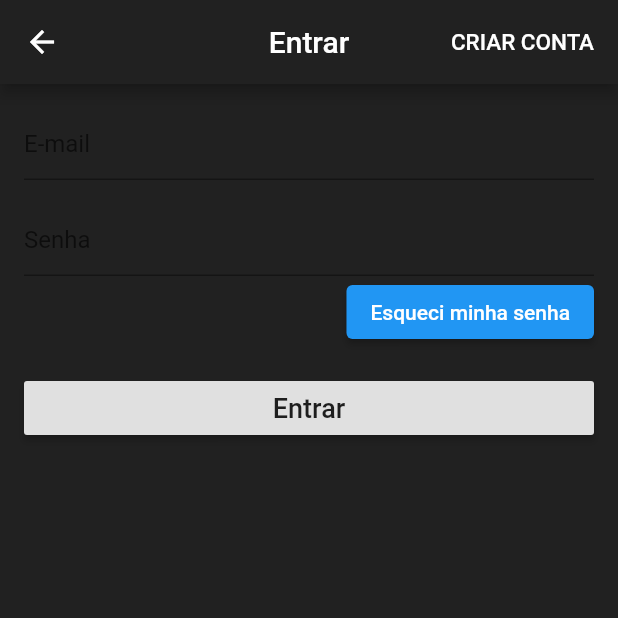
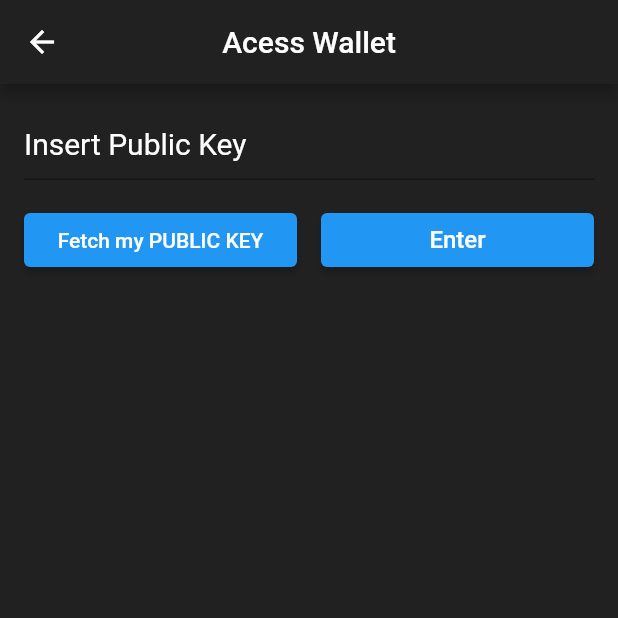
Before and after one commit to mataide/acs-nft-viewer, a Flutter app: the Login screen opened directly, on a phone screen of 412 x 824 dp, the top half of it. Run offline on Flutter 3.47's test engine with Material 2 defaults, Android fonts, the phone set to English and light mode, and no system bars; our stand-ins replace cached_network_image, carousel_slider, flutter_cache_manager, fluttertoast, font_awesome_flutter, permission_handler and 4 more; missing offline and left inert: image_downloader; accounts and stored records are empty; network calls fail.

Commit message:
Abrindo o metamask para buscar a public key.

```diff
--- a/lib/ui/views/login.dart
+++ b/lib/ui/views/login.dart
@@ -20,8 +20,7 @@ class Login extends StatefulWidget {
 class _LoginState extends State<Login> {
 
   final dbHelper = DatabaseHelper.instance;
-  final _passCrontollers = TextEditingController();
-  final _emailCrontollers = TextEditingController();
+  final _keyCrontollers = TextEditingController();
   final _scaffoldKey = GlobalKey<ScaffoldState>();
   BuildContext? _ctx;
   bool _isLoading = false;
@@ -37,25 +36,9 @@ class _LoginState extends State<Login> {
       backgroundColor: state.primaryColor,
       key: _scaffoldKey,
       appBar: AppBar(
-        title: Text("Entrar"),
+        title: Text("Acess Wallet"),
         backgroundColor: state.primaryColor,
         centerTitle: true,
-        actions: [
-          FlatButton(
-            onPressed: () {
-              Navigator.of(context).pushReplacement(
-                MaterialPageRoute(builder: (context) => SignUp()),
-              );
-            },
-            child: Text(
-              "CRIAR CONTA",
-              style: TextStyle(
-                  fontSize: 15.0
-              ),
-            ),
-            textColor: Colors.white,
-          )
-        ],
       ),
       body: Form( //FORM é para validar os campos
         key: _formKey,
@@ -63,65 +46,55 @@ class _LoginState extends State<Login> {
           padding: EdgeInsets.all(16.0),
           children: [
             TextFormField(
-              controller: _emailCrontollers,
+              controller: _keyCrontollers,
               style: TextStyle(color: Colors.white),
               decoration: InputDecoration(
-                  hintText: "E-mail",
+                  hintText: "Insert Public Key",
+                hintStyle: TextStyle(fontSize: 20.0,color: Colors.white),
               ),
-              keyboardType: TextInputType.emailAddress,
               validator: (text) {
-                if (text!.isEmpty || text.length < 6)
-                  return "E-mail inválido!"; //se texto vazio OU não contem arroba
+                if (text!.isEmpty || text.length < 15)
+                  return "Invalid Public Key!"; //
               },
             ),
             SizedBox(height: 16.0),
-            TextFormField(
-              controller: _passCrontollers,
-              style: TextStyle(color: Colors.white),
-              decoration: InputDecoration(
-                  hintText: "Senha"
-              ),
-              obscureText: true,
-              //PARA NÃO MOSTRAR A SENHA
-              validator: (text) {
-                if (text!.isEmpty || text.length < 6) return "Senha inválida!";
+          Container(
+              child: Row(
+                  mainAxisAlignment: MainAxisAlignment.center,
+                  children:<Widget>[
+                    Expanded(
+              child: ElevatedButton(
+                    onPressed: () {
+                        openMetaMesk();
                     },
-              keyboardType: TextInputType.number,
-            ),
-            Align(
-              alignment: Alignment.centerRight,
-              child: ElevatedButton(
-
-                onPressed: () {
-                  //CRIAR RECUPERAÇÃO DA SENHA
-                },
-                child: Text("Esqueci minha senha",
-                    textAlign: TextAlign.right),
+                    child: Text("Fetch my PUBLIC KEY",
+                     textAlign: TextAlign.right,),
                     ),
                 ),
-            SizedBox(height: 16.0,),
-            //ElevatedButton(
-            RaisedButton(
+                  SizedBox(width: 16.0,),
+                    Expanded(
+                        child: ElevatedButton(
+                          onPressed: () {
+                            if (_keyCrontollers != null) {
+                              var texto = _keyCrontollers;
+                              print(texto);
+                            }
+                            else {
 
-              onPressed: () {
-                ()=>Home;
+                            }
+
                           },
-              child: Text("Entrar",
-                style: TextStyle(fontSize: 18.0),
+                          child: Text("Enter",
+                            style: TextStyle(fontSize: 16.0),),
             ),
-
     )
             ],
         ),
       ),
-
+        ]
+    )
+    )
     );
   }
- /* void rawQuery() async {
-    final queryResult = await dbHelper.rawQuery('query', null);
-    print('Consulta todas as linhas:');
-    //todasLinhas.forEach((row) => print(row));
-    queryResult.forEach((row) => print(row));
-    setState(() {});
-  }*/
+
 }
--- a/pubspec.yaml
+++ b/pubspec.yaml
@@ -24,7 +24,7 @@ dependencies:
   fluttertoast: ^8.0.8
   url_launcher: ^6.0.12
   get: ^4.3.8
-  web3dart: ^2.3.1
+
 
 
 
```
Also changed, not shown: lib/ui/views/conectar.dart (+7 -168 lines), 1 other file. Lines whose indentation alone changed are shown as unchanged.
